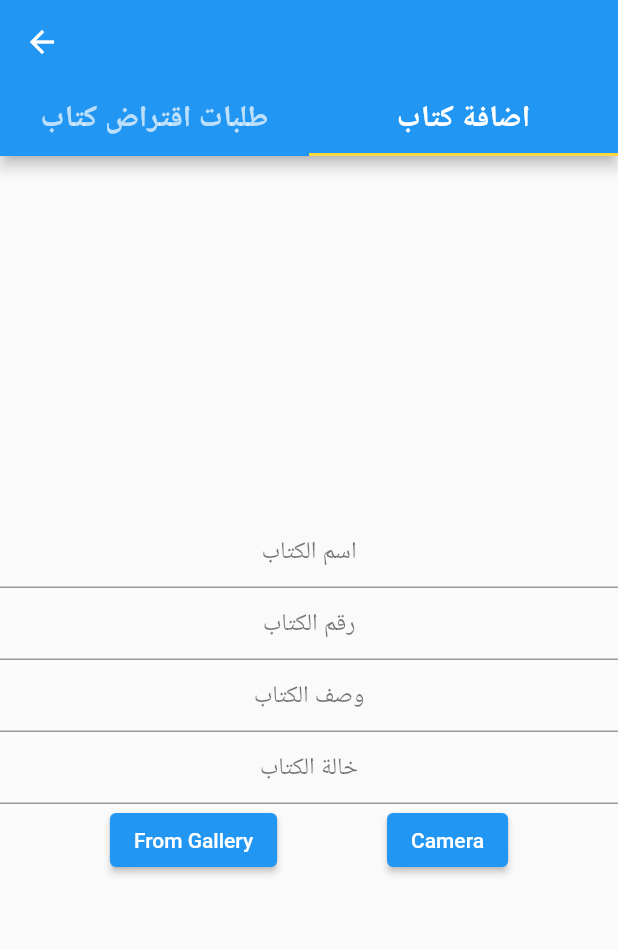
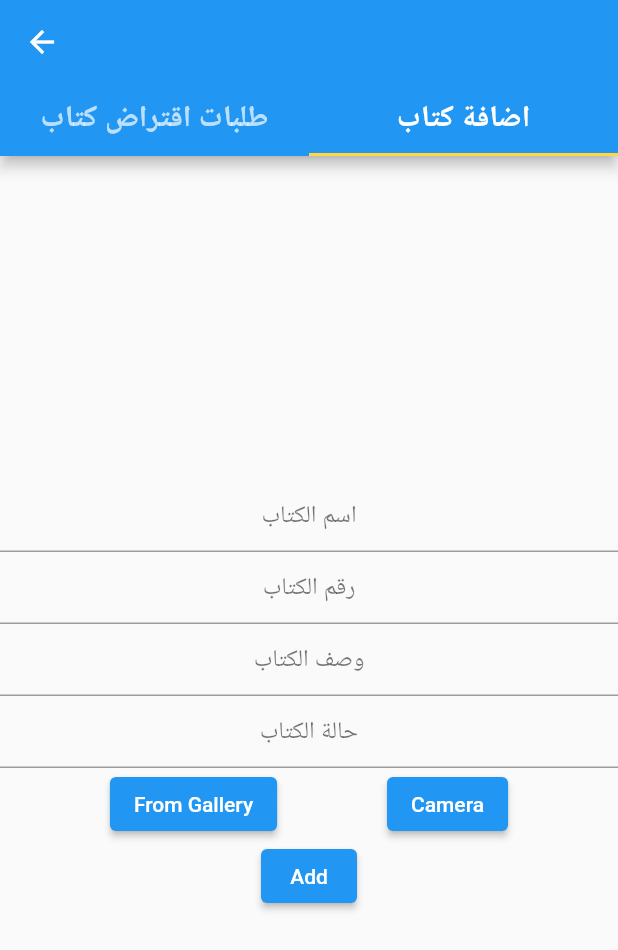
Before and after one commit to basselmousa/step_by_step, a Flutter app: the LibraryAdmin screen opened by its route, tab 2 chosen, after a tap on "Camera", on a phone screen of 412 x 824 dp. Shown: the top 950 px of the screen. Run offline on Flutter 3.47's test engine with Material 2 defaults, Android fonts, the phone set to English and light mode, and no system bars; our stand-ins replace cloud_firestore, firebase_auth, firebase_core, image_picker, shared_preferences; accounts and stored records are empty.

Commit message:
Finishing Adding Book

```diff
--- a/lib/mvc/views/admins/library_admin.dart
+++ b/lib/mvc/views/admins/library_admin.dart
@@ -2,8 +2,10 @@ import 'dart:io';
 
 import 'package:flutter/material.dart';
 import 'package:image_picker/image_picker.dart';
+import 'package:step_by_step/mvc/controllers/admins/admin_controller.dart';
 import 'package:step_by_step/mvc/helpers/constants/colors_constants.dart';
 import 'package:step_by_step/mvc/helpers/constants/font_constants.dart';
+import 'package:step_by_step/mvc/models/book_model.dart';
 import 'package:step_by_step/mvc/views/widgets/edit_text_widget.dart';
 
 class LibraryAdmin extends StatefulWidget {
@@ -18,8 +20,9 @@ class _LibraryAdminState extends State<LibraryAdmin> {
   TextEditingController _bookNameController = new TextEditingController();
   TextEditingController _bookNumberController = new TextEditingController();
   TextEditingController _bookStatusController = new TextEditingController();
-  TextEditingController _bookDescriptionController = new TextEditingController();
-  var _imageFile;
+  TextEditingController _bookDescriptionController =
+      new TextEditingController();
+  late File _imageFile;
 
   final picker = ImagePicker();
 
@@ -28,11 +31,11 @@ class _LibraryAdminState extends State<LibraryAdmin> {
         .getImage(source: ImageSource.gallery)
         .then((value) => setState(() {
               _imageFile = File(value.path);
+              print(_imageFile.path);
             }))
         .catchError((onError) {
       print(onError.toString());
     });
-
   }
 
   Future pickImageFromCamera() async {
@@ -40,12 +43,13 @@ class _LibraryAdminState extends State<LibraryAdmin> {
         .getImage(source: ImageSource.camera)
         .then((value) => setState(() {
               _imageFile = File(value.path);
-              print(_imageFile);
+              print(_imageFile
+                  .toString()
+                  .substring(_imageFile.toString().indexOf('P')));
             }))
         .catchError((onError) {
       print(onError.toString());
     });
-
   }
 
   showAlertDialog(BuildContext context) {
@@ -182,15 +186,17 @@ class _LibraryAdminState extends State<LibraryAdmin> {
                 );
               }),
           Center(
+            child: SingleChildScrollView(
               child: Container(
                 child: Column(
                   mainAxisAlignment: MainAxisAlignment.center,
                   children: [
                     editTextWithCenterAlign(_bookNameController, "اسم الكتاب "),
                     editTextWithCenterAlign(_bookNumberController, "رقم الكتاب "),
-                  editTextWithCenterAlign(_bookDescriptionController, "وصف الكتاب "),
                     editTextWithCenterAlign(
-                      _bookStatusController, "خالة الكتاب "),
+                        _bookDescriptionController, "وصف الكتاب "),
+                    editTextWithCenterAlign(
+                        _bookStatusController, "حالة الكتاب "),
                     Row(
                       // mainAxisSize: MainAxisSize.min,
                       mainAxisAlignment: MainAxisAlignment.spaceEvenly,
@@ -204,7 +210,18 @@ class _LibraryAdminState extends State<LibraryAdmin> {
                             child: Text("Camera")),
                       ],
                     ),
+                    ElevatedButton(
+                        onPressed: () => AdminController().addBook(
+                            Book(
+                                name: _bookNameController.text,
+                                bookNo: _bookNumberController.text,
+                                description: _bookDescriptionController.text,
+                                status: _bookStatusController.text),
+                            _imageFile,
+                            context),
+                        child: Text("Add")),
                   ],
+                ),
               ),
             ),
           )
```
Lines whose indentation alone changed are shown as unchanged.
